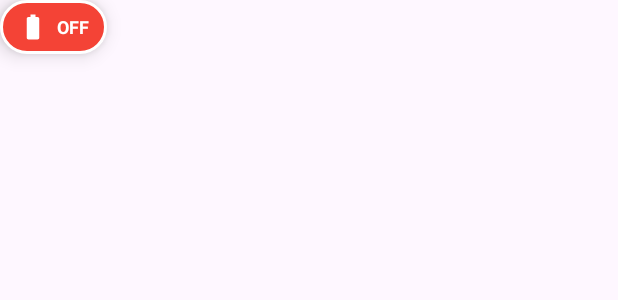
After one commit to albertincx/batterify, an Android app: the layout layout_floating_button.xml on its own in the app's theme, with its tools: preview values and no code run, on a phone screen of 412 x 824 dp. The commit adds this screen. Shown: the top 300 px of the screen. Run offline under Robolectric (Android 15) with nearby library versions, the phone set to English and light mode, and no system bars.

Commit message:
float button

```diff
--- a/app/build.gradle.kts
+++ b/app/build.gradle.kts
@@ -26,6 +26,7 @@ android {
         }
         release {
             isMinifyEnabled = true
+            signingConfig = signingConfigs.getByName("debug")
             proguardFiles(
                 getDefaultProguardFile("proguard-android-optimize.txt"),
                 "proguard-rules.pro"
--- a/app/src/main/java/com/example/appsapp/FreezeAccessibilityService.kt
+++ b/app/src/main/java/com/example/appsapp/FreezeAccessibilityService.kt
@@ -128,12 +128,14 @@ class FreezeAccessibilityService : AccessibilityService() {
         super.onServiceConnected()
         instance = this
         AccessibilityTileService.requestUpdate(this)
+        FloatingButtonService.updateFloatingButtonState()
     }
 
     override fun onDestroy() {
         super.onDestroy()
         instance = null
         AccessibilityTileService.requestUpdate(this)
+        FloatingButtonService.updateFloatingButtonState()
     }
 
     override fun onAccessibilityEvent(event: AccessibilityEvent) {
--- a/app/src/main/java/com/example/appsapp/ui/running/RunningPackagesFragment.kt
+++ b/app/src/main/java/com/example/appsapp/ui/running/RunningPackagesFragment.kt
@@ -17,6 +17,7 @@ import androidx.recyclerview.widget.LinearLayoutManager
 import androidx.recyclerview.widget.RecyclerView
 import com.example.appsapp.FreezeAccessibilityService
 import com.example.appsapp.FreezeStatusObserver
+import com.example.appsapp.FloatingButtonService
 import com.example.appsapp.RunningPackageHelper
 import com.example.appsapp.R
 import com.google.android.material.dialog.MaterialAlertDialogBuilder
@@ -32,6 +33,7 @@ class RunningPackagesFragment : Fragment() {
     private lateinit var copyButton: Button
     private lateinit var accessibilityButton: Button
     private lateinit var usageStatsButton: Button
+    private lateinit var overlayButton: Button
     private lateinit var selectAllCheckBox: CheckBox
     private lateinit var selectActiveCheckBox: CheckBox
     private lateinit var tabLayout: TabLayout
--- /dev/null
+++ b/app/src/main/res/drawable/bg_floating_button_red.xml
@@ -0,0 +1,14 @@
+<?xml version="1.0" encoding="utf-8"?>
+<shape xmlns:android="http://schemas.android.com/apk/res/android"
+    android:shape="rectangle">
+    <corners android:radius="24dp" />
+    <solid android:color="#F44336" />
+    <padding
+        android:left="12dp"
+        android:top="8dp"
+        android:right="12dp"
+        android:bottom="8dp" />
+    <stroke
+        android:width="2dp"
+        android:color="#FFFFFF" />
+</shape>
--- /dev/null
+++ b/app/src/main/res/layout/layout_floating_button.xml
@@ -0,0 +1,33 @@
+<?xml version="1.0" encoding="utf-8"?>
+<LinearLayout xmlns:android="http://schemas.android.com/apk/res/android"
+    xmlns:app="http://schemas.android.com/apk/res-auto"
+    android:id="@+id/floating_button_container"
+    android:layout_width="wrap_content"
+    android:layout_height="wrap_content"
+    android:orientation="horizontal"
+    android:gravity="center_vertical"
+    android:background="@drawable/bg_floating_button_red"
+    android:elevation="8dp"
+    android:paddingStart="12dp"
+    android:paddingTop="8dp"
+    android:paddingEnd="12dp"
+    android:paddingBottom="8dp">
+
+    <ImageView
+        android:id="@+id/floating_button_icon"
+        android:layout_width="20dp"
+        android:layout_height="20dp"
+        android:src="@drawable/ic_battery_full"
+        android:contentDescription="@null"
+        app:tint="#FFFFFF" />
+
+    <TextView
+        android:id="@+id/floating_button_status"
+        android:layout_width="wrap_content"
+        android:layout_height="wrap_content"
+        android:layout_marginStart="6dp"
+        android:text="OFF"
+        android:textColor="#FFFFFF"
+        android:textSize="12sp"
+        android:textStyle="bold" />
+</LinearLayout>
```
Also changed, not shown: app/src/main/AndroidManifest.xml (+12 -0 lines), app/src/main/java/com/example/appsapp/FloatingButtonService.kt (added, +238 -0 lines), app/src/main/res/drawable/bg_floating_button_green.xml (added, +14 -0 lines), app/src/main/res/layout/fragment_running_packages.xml (+10 -0 lines), 1 other file.
